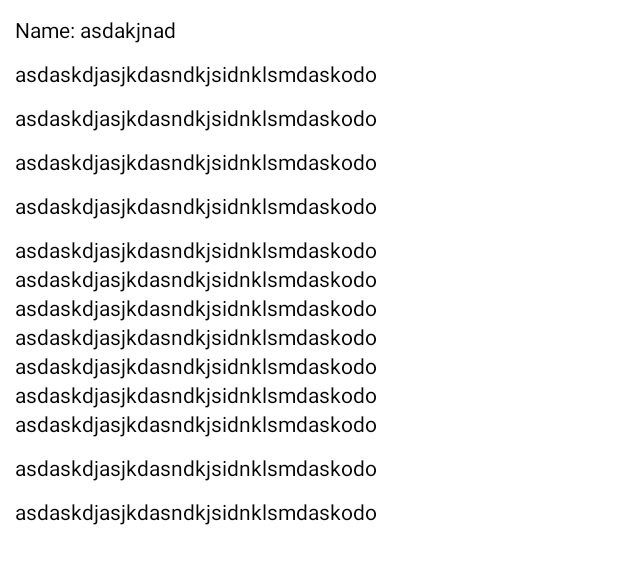
After one commit to santtu321/dnd_companion_app_R21, an Android app: the layout itemview_rule.xml on its own in the app's theme, with its tools: preview values and no code run, on a phone screen of 412 x 824 dp. The commit adds this screen. Shown: the top 564 px of the screen. Run offline under Robolectric (Android 15) with nearby library versions, the phone set to English and light mode, and no system bars.

Commit message:
v0.45
api updated

```diff
--- a/Diceroller/app/build.gradle
+++ b/Diceroller/app/build.gradle
@@ -35,6 +35,10 @@ android {
     }
     kotlinOptions {
         jvmTarget = '1.8'
+    }
+
+    buildFeatures{
+        viewBinding true
     }
 }
 
--- /dev/null
+++ b/Diceroller/app/src/main/res/layout/itemview_rule.xml
@@ -0,0 +1,163 @@
+<?xml version="1.0" encoding="utf-8"?>
+<androidx.constraintlayout.widget.ConstraintLayout xmlns:android="http://schemas.android.com/apk/res/android"
+    xmlns:tools="http://schemas.android.com/tools"
+    android:layout_width="match_parent"
+    android:layout_height="wrap_content"
+    xmlns:app="http://schemas.android.com/apk/res-auto">
+
+
+    <TextView
+        android:id="@+id/tv_name"
+        android:layout_width="0dp"
+        android:layout_height="wrap_content"
+        android:layout_margin="10dp"
+        android:text="Name: asdakjnad"
+        android:textColor="@color/black"
+        app:layout_constraintEnd_toEndOf="parent"
+        app:layout_constraintStart_toStartOf="parent"
+        app:layout_constraintTop_toTopOf="parent" />
+
+    <TextView
+        android:id="@+id/tv_desc"
+        android:layout_width="0dp"
+        android:layout_height="wrap_content"
+        android:layout_marginTop="10dp"
+        android:textColor="@color/black"
+        android:text="asdaskdjasjkdasndkjsidnklsmdaskodo"
+        app:layout_constraintEnd_toEndOf="parent"
+        app:layout_constraintStart_toStartOf="@id/tv_name"
+        app:layout_constraintTop_toBottomOf="@id/tv_name" />
+
+    <TextView
+        android:id="@+id/tv_range"
+        android:layout_width="0dp"
+        android:layout_height="wrap_content"
+        android:layout_marginTop="10dp"
+        android:textColor="@color/black"
+        android:text="asdaskdjasjkdasndkjsidnklsmdaskodo"
+        app:layout_constraintEnd_toEndOf="parent"
+        app:layout_constraintStart_toStartOf="@id/tv_desc"
+        app:layout_constraintTop_toBottomOf="@id/tv_desc" />
+
+    <TextView
+        android:id="@+id/tv_duration"
+        android:layout_width="0dp"
+        android:layout_height="wrap_content"
+        android:layout_marginTop="10dp"
+        android:textColor="@color/black"
+        android:text="asdaskdjasjkdasndkjsidnklsmdaskodo"
+        app:layout_constraintEnd_toEndOf="parent"
+        app:layout_constraintStart_toStartOf="@id/tv_range"
+        app:layout_constraintTop_toBottomOf="@id/tv_range" />
+
+    <TextView
+        android:id="@+id/tv_damageType"
+        android:layout_width="0dp"
+        android:layout_height="wrap_content"
+        android:layout_marginTop="10dp"
+        android:textColor="@color/black"
+        android:text="asdaskdjasjkdasndkjsidnklsmdaskodo"
+        app:layout_constraintEnd_toEndOf="parent"
+        app:layout_constraintStart_toStartOf="@id/tv_duration"
+        app:layout_constraintTop_toBottomOf="@id/tv_duration" />
+
+    <TextView
+        android:id="@+id/tv_damageAtSlotLevelThree"
+        android:layout_width="0dp"
+        android:layout_height="wrap_content"
+        android:layout_marginTop="10dp"
+        android:textColor="@color/black"
+        android:text="asdaskdjasjkdasndkjsidnklsmdaskodo"
+        app:layout_constraintEnd_toEndOf="parent"
+        app:layout_constraintStart_toStartOf="@id/tv_damageType"
+        app:layout_constraintTop_toBottomOf="@id/tv_damageType" />
+
+    <TextView
+        android:id="@+id/tv_damageAtSlotLevelFour"
+        android:layout_width="0dp"
+        android:layout_height="wrap_content"
+        android:layout_marginTop="0dp"
+        android:textColor="@color/black"
+        android:text="asdaskdjasjkdasndkjsidnklsmdaskodo"
+        app:layout_constraintEnd_toEndOf="parent"
+        app:layout_constraintStart_toStartOf="@id/tv_damageAtSlotLevelThree"
+        app:layout_constraintTop_toBottomOf="@id/tv_damageAtSlotLevelThree" />
+
+    <TextView
+        android:id="@+id/tv_damageAtSlotLevelFive"
+        android:layout_width="0dp"
+        android:layout_height="wrap_content"
+        android:layout_marginTop="0dp"
+        android:textColor="@color/black"
+        android:text="asdaskdjasjkdasndkjsidnklsmdaskodo"
+        app:layout_constraintEnd_toEndOf="parent"
+        app:layout_constraintStart_toStartOf="@id/tv_damageAtSlotLevelFour"
+        app:layout_constraintTop_toBottomOf="@id/tv_damageAtSlotLevelFour" />
+
+    <TextView
+        android:id="@+id/tv_damageAtSlotLevelSix"
+        android:layout_width="0dp"
+        android:layout_height="wrap_content"
+        android:layout_marginTop="0dp"
+        android:textColor="@color/black"
+        android:text="asdaskdjasjkdasndkjsidnklsmdaskodo"
+        app:layout_constraintEnd_toEndOf="parent"
+        app:layout_constraintStart_toStartOf="@id/tv_damageAtSlotLevelFive"
+        app:layout_constraintTop_toBottomOf="@id/tv_damageAtSlotLevelFive" />
+
+    <TextView
+        android:id="@+id/tv_damageAtSlotLevelSeven"
+        android:layout_width="0dp"
+        android:layout_height="wrap_content"
+        android:layout_marginTop="0dp"
+        android:textColor="@color/black"
+        android:text="asdaskdjasjkdasndkjsidnklsmdaskodo"
+        app:layout_constraintEnd_toEndOf="parent"
+        app:layout_constraintStart_toStartOf="@id/tv_damageAtSlotLevelSix"
+        app:layout_constraintTop_toBottomOf="@id/tv_damageAtSlotLevelSix" />
+
+    <TextView
+        android:id="@+id/tv_damageAtSlotLevelEight"
+        android:layout_width="0dp"
+        android:layout_height="wrap_content"
+        android:layout_marginTop="0dp"
+        android:textColor="@color/black"
+        android:text="asdaskdjasjkdasndkjsidnklsmdaskodo"
+        app:layout_constraintEnd_toEndOf="parent"
+        app:layout_constraintStart_toStartOf="@id/tv_damageAtSlotLevelSeven"
+        app:layout_constraintTop_toBottomOf="@id/tv_damageAtSlotLevelSeven" />
+
+    <TextView
+        android:id="@+id/tv_damageAtSlotLevelNine"
+        android:layout_width="0dp"
+        android:layout_height="wrap_content"
+        android:layout_marginTop="0dp"
+        android:textColor="@color/black"
+        android:text="asdaskdjasjkdasndkjsidnklsmdaskodo"
+        app:layout_constraintEnd_toEndOf="parent"
+        app:layout_constraintStart_toStartOf="@id/tv_damageAtSlotLevelEight"
+        app:layout_constraintTop_toBottomOf="@id/tv_damageAtSlotLevelEight" />
+
+    <TextView
+        android:id="@+id/tv_castingTime"
+        android:layout_width="0dp"
+        android:layout_height="wrap_content"
+        android:layout_marginTop="10dp"
+        android:textColor="@color/black"
+        android:text="asdaskdjasjkdasndkjsidnklsmdaskodo"
+        app:layout_constraintEnd_toEndOf="parent"
+        app:layout_constraintStart_toStartOf="@id/tv_damageAtSlotLevelNine"
+        app:layout_constraintTop_toBottomOf="@id/tv_damageAtSlotLevelNine" />
+
+    <TextView
+        android:id="@+id/tv_school"
+        android:layout_width="0dp"
+        android:layout_height="wrap_content"
+        android:layout_marginTop="10dp"
+        android:textColor="@color/black"
+        android:text="asdaskdjasjkdasndkjsidnklsmdaskodo"
+        app:layout_constraintEnd_toEndOf="parent"
+        app:layout_constraintStart_toStartOf="@id/tv_castingTime"
+        app:layout_constraintTop_toBottomOf="@id/tv_castingTime" />
+
+</androidx.constraintlayout.widget.ConstraintLayout>
```
Also changed, not shown: Diceroller/app/src/main/java/com/example/myapplication/RuleActivity.kt (+39 -31 lines), Diceroller/app/src/main/java/com/example/myapplication/SpellAdapter.kt (+32 -52 lines), Diceroller/app/src/main/java/com/example/myapplication/SpellReportModel.kt (+17 -152 lines), Diceroller/app/src/main/res/layout/activity_rule.xml (+7 -31 lines).
